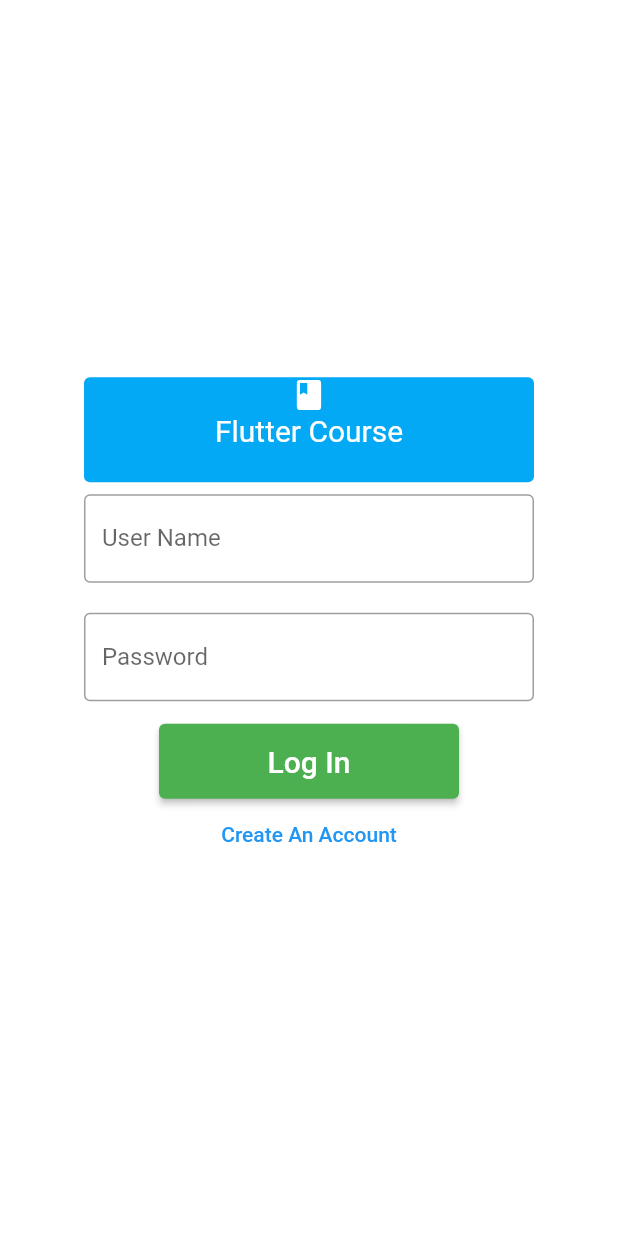
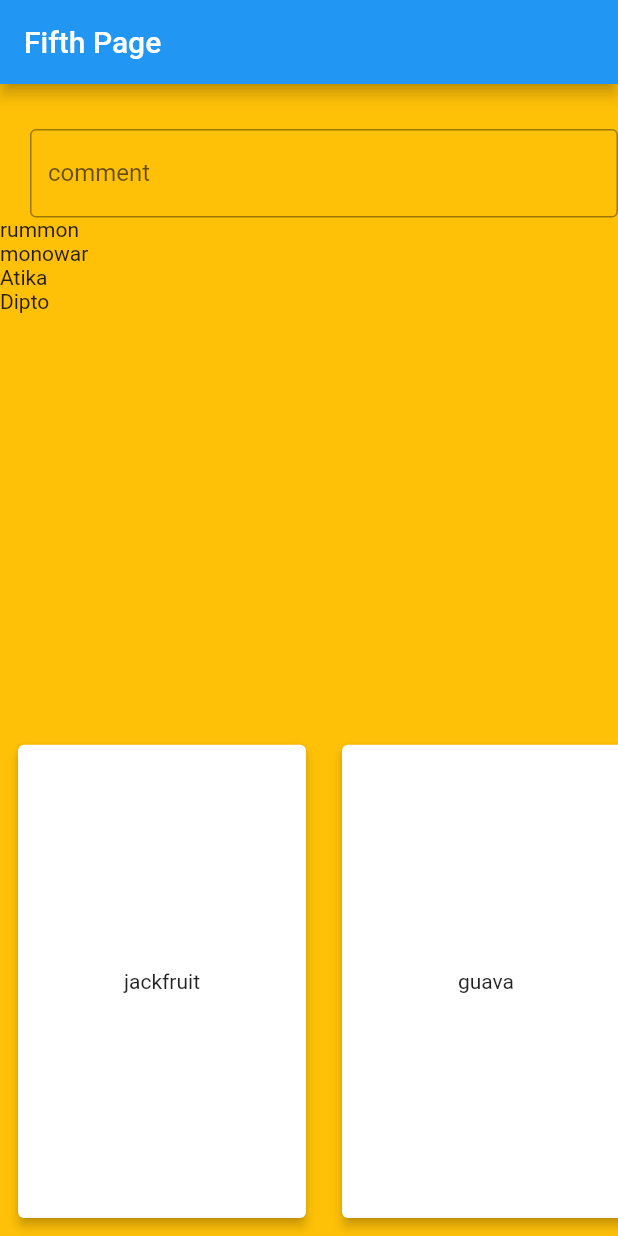
Before and after one commit to Rummonislam786/basic_practice, a Flutter app: the screen it shows after launch, on a phone screen of 412 x 824 dp. Run offline on Flutter 3.47's test engine with Material 2 defaults, Android fonts, the phone set to English and light mode, and no system bars; our stand-ins replace font_awesome_flutter.

Commit message:
first commit

```diff
--- a/lib/authscreen.dart
+++ b/lib/authscreen.dart
@@ -1,3 +1,6 @@
+// ignore_for_file: prefer_const_constructors
+
+import 'package:basic_practice/forthpage.dart';
 import 'package:basic_practice/secondpage.dart';
 import 'package:basic_practice/thirdpage.dart';
 import 'package:flutter/material.dart';
@@ -36,17 +39,27 @@ class _AuthscreenState extends State<Authscreen> {
                 child: Center(
                   child: Column(
                     children: [
-                      Icon(
-                        Icons.book,
-                        color: Colors.white,
+                      SizedBox(
+                        height: 20,
                       ),
-                      Text(
-                        "Flutter Course",
+                      RichText(
+                        text: TextSpan(
+                          // ignore: prefer_const_literals_to_create_immutables
+                          children: [
+                            WidgetSpan(
+                              child: Icon(
+                                Icons.book,
+                                size: 25,
+                                color: Colors.black,
+                              ),
+                            ),
+                            TextSpan(
+                              text: "Flutter Course",
+                              style: TextStyle(fontSize: 25),
+                            ),
+                          ],
+                        ),
                         textAlign: TextAlign.center,
-                        style: TextStyle(
-                          color: Colors.white,
-                          fontSize: 20,
-                        ),
                       ),
                     ],
                   ),
@@ -82,8 +95,9 @@ class _AuthscreenState extends State<Authscreen> {
                       validator: (text) {
                         if (text == null || text.isEmpty) {
                           return "please input Password";
-                        } else if (text.length <= 3)
+                        } else if (text.length <= 3) {
                           return "Please input a Valid Password";
+                        }
                       },
                       obscureText: true,
                       controller: _passwordcontroller,
@@ -105,8 +119,7 @@ class _AuthscreenState extends State<Authscreen> {
                         if (_formKey.currentState!.validate()) {
                           Navigator.of(context)
                               .push(MaterialPageRoute(builder: (context) {
-                            return ThirdPage(
-                              password: _passwordcontroller.text,
+                            return Forthpage(
                               username: _usernamecontroller.text,
                             );
                           }));
--- /dev/null
+++ b/lib/fifthpage.dart
@@ -0,0 +1,79 @@
+import 'package:flutter/material.dart';
+
+class FifthPage extends StatefulWidget {
+  const FifthPage({Key? key}) : super(key: key);
+
+  @override
+  State<FifthPage> createState() => _FifthPageState();
+}
+
+class _FifthPageState extends State<FifthPage> {
+  String? textvalue;
+  final dummydata = ["rummon", "monowar", "Atika", "Dipto"];
+  final newdummydata = ["jackfruit", "guava", "orange", "apple"];
+  @override
+  Widget build(BuildContext context) {
+    return Scaffold(
+      appBar: AppBar(
+        title: Text("Fifth Page"),
+      ),
+      body: Container(
+        width: double.infinity,
+        height: double.infinity,
+        color: Colors.amber,
+        child: Column(
+          crossAxisAlignment: CrossAxisAlignment.start,
+          children: [
+            Padding(
+              padding: EdgeInsets.only(left: 20, top: 30),
+              child: TextField(
+                keyboardType: TextInputType.text,
+                decoration: InputDecoration(
+                  labelText: "comment",
+                  border: OutlineInputBorder(),
+                ),
+                onChanged: (v) {
+                  setState(() {
+                    textvalue = v;
+                  });
+                },
+              ),
+            ),
+            textvalue == null
+                ? SizedBox.shrink()
+                : Padding(
+                    padding: EdgeInsets.all(8.0),
+                    child: Text(textvalue!),
+                  ),
+            Expanded(
+              child: ListView(
+                children: [
+                  ...dummydata.map((item) => Text(item)).toList(),
+                ],
+              ),
+            ),
+            Expanded(
+              child: ListView.builder(
+                scrollDirection: Axis.horizontal,
+                itemCount: newdummydata.length,
+                itemBuilder: (BuildContext context, int index) {
+                  return Padding(
+                    padding: const EdgeInsets.all(8.0),
+                    child: SizedBox(
+                      width: 200,
+                      height: 50,
+                      child: Card(
+                        elevation: 3,
+                        child: Center(child: Text(newdummydata[index])),
+                      ),
+                    ),
+                  );
+                },
+              ),
+            )
+          ],
+        ),
+      ),
+    );
+  }
+}
--- a/lib/main.dart
+++ b/lib/main.dart
@@ -1,4 +1,5 @@
 import 'package:basic_practice/authscreen.dart';
+import 'package:basic_practice/fifthpage.dart';
 import 'package:flutter/material.dart';
 
 import 'homepage.dart';
@@ -18,7 +19,7 @@ class MyApp extends StatelessWidget {
       theme: ThemeData(
         primarySwatch: Colors.blue,
       ),
-      home: Authscreen(),
+      home: FifthPage(),
     );
   }
 }
```
Also changed, not shown: lib/forthpage.dart (added, +132 -0 lines), lib/thirdpage.dart (+16 -34 lines).
